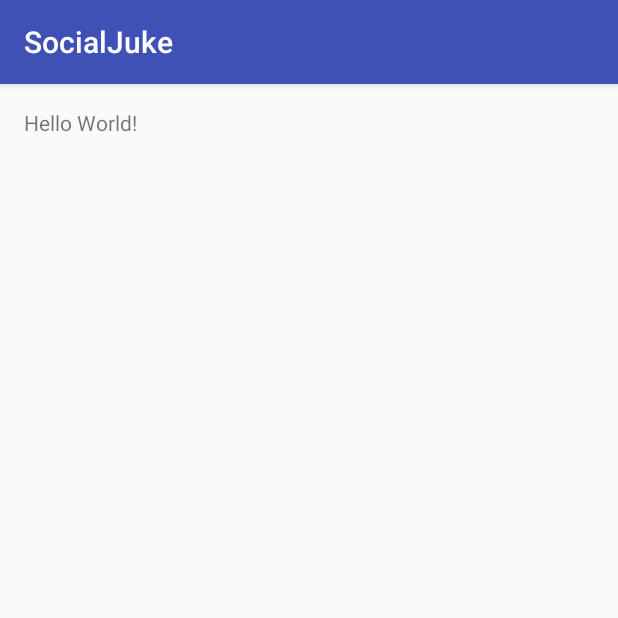
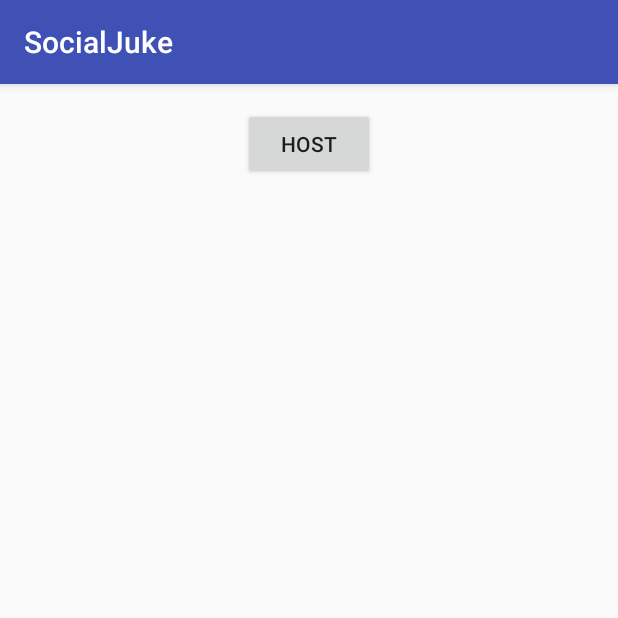
Before and after one commit to aphelion/socialjuke, an Android app: the screen it shows after launch (MainActivity), on a phone screen of 412 x 824 dp, the top half of it. Run offline under Robolectric (Android 15) with nearby library versions, the phone set to English and light mode, and no system bars.

Commit message:
Allow user to input a Juke name
[#99379236]

```diff
--- a/ares/app/src/main/AndroidManifest.xml
+++ b/ares/app/src/main/AndroidManifest.xml
@@ -15,6 +15,7 @@
                 <category android:name="android.intent.category.LAUNCHER" />
             </intent-filter>
         </activity>
+        <activity android:name=".StartHostActivity"></activity>
     </application>
 
 </manifest>
--- a/ares/app/src/main/res/layout/activity_main.xml
+++ b/ares/app/src/main/res/layout/activity_main.xml
@@ -9,8 +9,13 @@
     android:paddingTop="@dimen/activity_vertical_margin"
     tools:context="io.aphelion.ares.MainActivity">
 
-    <TextView
+    <Button
         android:layout_width="wrap_content"
         android:layout_height="wrap_content"
-        android:text="Hello World!" />
+        android:text="@string/host"
+        android:id="@+id/button"
+        android:layout_gravity="center_horizontal"
+        android:onClick="startHost"
+        android:layout_alignParentTop="true"
+        android:layout_centerHorizontal="true" />
 </RelativeLayout>
--- a/ares/app/src/main/res/values/strings.xml
+++ b/ares/app/src/main/res/values/strings.xml
@@ -1,3 +1,6 @@
 <resources>
     <string name="app_name">SocialJuke</string>
+    <string name="host">Host</string>
+    <string name="create_host">Create</string>
+    <string name="juke_name_placeholder">Enter a Juke name</string>
 </resources>
```
Also changed, not shown: ares/app/src/main/java/io/aphelion/ares/MainActivity.kt (+7 -0 lines), ares/app/src/main/java/io/aphelion/ares/StartHostActivity.kt (added, +12 -0 lines), ares/app/src/main/res/layout/activity_start_host.xml (added, +31 -0 lines).
